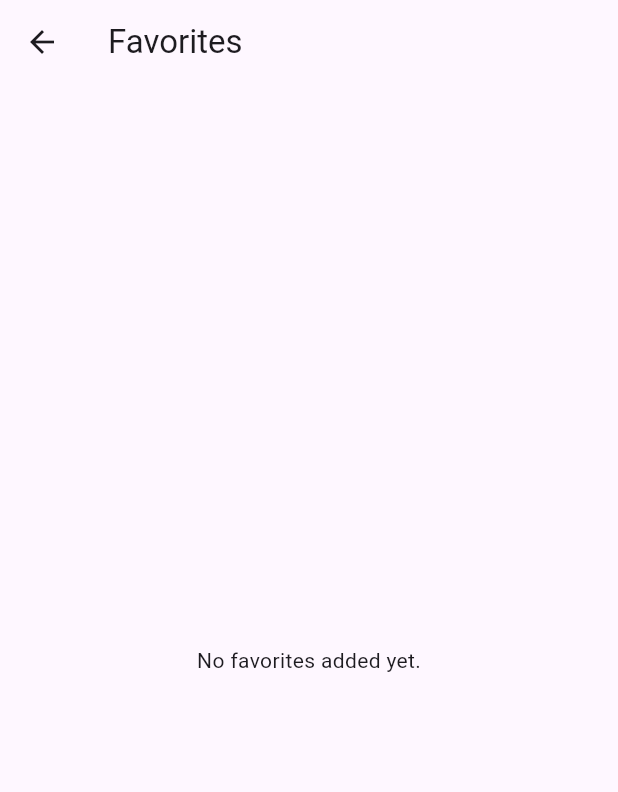
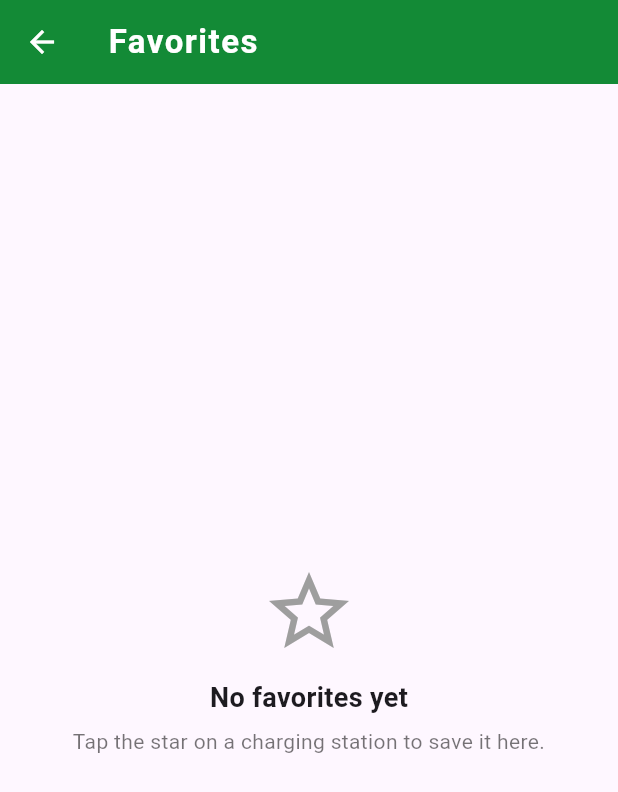
Before and after one commit to BalajiReddy1/apnacharge, a Flutter app: the FavoritesScreen screen opened directly, on a phone screen of 412 x 824 dp. Shown: the top 792 px of the screen. Run offline on Flutter 3.47's test engine with Material 3 defaults, Android fonts, the phone set to English and light mode, and no system bars; our stand-ins replace flutter_dotenv, google_fonts, google_maps_flutter, location, shared_preferences, supabase_flutter; accounts and stored records are empty; Roboto replaces fonts that are missing (Arimo).

Commit message:
Enable favorites: wire up drawer and restyle the screen
The drawer's Favorites entry was commented out (unreachable). Wire it to
FavoritesScreen and restyle the screen to match the app: loading and empty
states, real station details, and one-tap directions.

Co-Authored-By: Claude Opus 4.8 <noreply@anthropic.com>
Claude-Session: https://claude.ai/code/session_01H356T5WNvaTg3dNRbQpX8u

```diff
--- a/lib/screens/favorites_screen.dart
+++ b/lib/screens/favorites_screen.dart
@@ -1,5 +1,8 @@
+import 'package:ev_app/const/colors.dart';
 import 'package:ev_app/models/charging_station_details.dart';
 import 'package:flutter/material.dart';
+import 'package:google_fonts/google_fonts.dart';
+import 'package:url_launcher/url_launcher.dart';
 import '../services/favorites_manager.dart';
 
 class FavoritesScreen extends StatefulWidget {
@@ -11,6 +14,7 @@ class FavoritesScreen extends StatefulWidget {
 
 class _FavoritesScreenState extends State<FavoritesScreen> {
   List<ChargingStationDetails> favorites = [];
+  bool _loading = true;
 
   @override
   void initState() {
@@ -19,37 +23,104 @@ class _FavoritesScreenState extends State<FavoritesScreen> {
   }
 
   Future<void> _loadFavorites() async {
-    favorites = await FavoritesManager.getFavorites();
-    setState(() {});
+    final loaded = await FavoritesManager.getFavorites();
+    if (!mounted) return;
+    setState(() {
+      favorites = loaded;
+      _loading = false;
+    });
   }
 
   Future<void> _removeFavorite(String placeId) async {
     await FavoritesManager.removeFavorite(placeId);
-    _loadFavorites(); // Reload after removal
+    await _loadFavorites();
+    if (!mounted) return;
     ScaffoldMessenger.of(context)
-        .showSnackBar(const SnackBar(content: Text("Removed from favorites")));
+        .showSnackBar(const SnackBar(content: Text('Removed from favorites')));
+  }
+
+  Future<void> _openDirections(ChargingStationDetails station) async {
+    final url =
+        'https://www.google.com/maps/dir/?api=1&destination=${station.latitude},${station.longitude}';
+    if (await canLaunchUrl(Uri.parse(url))) {
+      await launchUrl(Uri.parse(url), mode: LaunchMode.externalApplication);
+    }
   }
 
   @override
   Widget build(BuildContext context) {
     return Scaffold(
       appBar: AppBar(
-        title: const Text('Favorites'),
+        iconTheme: const IconThemeData(color: Colors.white),
+        backgroundColor: AppColors.medgreen,
+        title: Text(
+          'Favorites',
+          style: GoogleFonts.arimo(
+            color: Colors.white,
+            fontSize: 22,
+            fontWeight: FontWeight.w600,
+            letterSpacing: 1,
           ),
-      body: favorites.isEmpty
+        ),
+      ),
+      body: _loading
+          ? const Center(child: CircularProgressIndicator())
+          : favorites.isEmpty
               ? const Center(
-              child: Text("No favorites added yet."),
+                  child: Padding(
+                    padding: EdgeInsets.all(24),
+                    child: Column(
+                      mainAxisSize: MainAxisSize.min,
+                      children: [
+                        Icon(Icons.star_border, size: 64, color: Colors.grey),
+                        SizedBox(height: 12),
+                        Text(
+                          'No favorites yet',
+                          style: TextStyle(
+                              fontSize: 18, fontWeight: FontWeight.w600),
+                        ),
+                        SizedBox(height: 6),
+                        Text(
+                          'Tap the star on a charging station to save it here.',
+                          textAlign: TextAlign.center,
+                          style: TextStyle(color: Colors.black54),
+                        ),
+                      ],
+                    ),
+                  ),
                 )
-          : ListView.builder(
+              : ListView.separated(
                   itemCount: favorites.length,
+                  separatorBuilder: (_, __) => const Divider(height: 1),
                   itemBuilder: (context, index) {
-                ChargingStationDetails station = favorites[index];
+                    final station = favorites[index];
+                    final subtitleParts = <String>[
+                      if (station.operatorName != null) station.operatorName!,
+                      if (station.maxPowerKW != null)
+                        '${station.maxPowerKW!.toStringAsFixed(0)} kW',
+                      '${station.numberOfConnectors} connectors',
+                    ];
                     return ListTile(
-                  title: Text(station.name),
-                  subtitle: Text(station.address),
-                  trailing: IconButton(
+                      leading: const Icon(Icons.ev_station,
+                          color: AppColors.medgreen),
+                      title: Text(
+                        station.name,
+                        style: const TextStyle(fontWeight: FontWeight.w600),
+                      ),
+                      subtitle: Text(subtitleParts.join(' · ')),
+                      trailing: Row(
+                        mainAxisSize: MainAxisSize.min,
+                        children: [
+                          IconButton(
+                            icon: const Icon(Icons.directions,
+                                color: AppColors.medgreen),
+                            onPressed: () => _openDirections(station),
+                          ),
+                          IconButton(
                             icon: const Icon(Icons.delete, color: Colors.red),
                             onPressed: () => _removeFavorite(station.placeId),
+                          ),
+                        ],
                       ),
                     );
                   },
```
Also changed, not shown: lib/widgets/app_drawer.dart (+7 -6 lines). Lines whose indentation alone changed are shown as unchanged.
